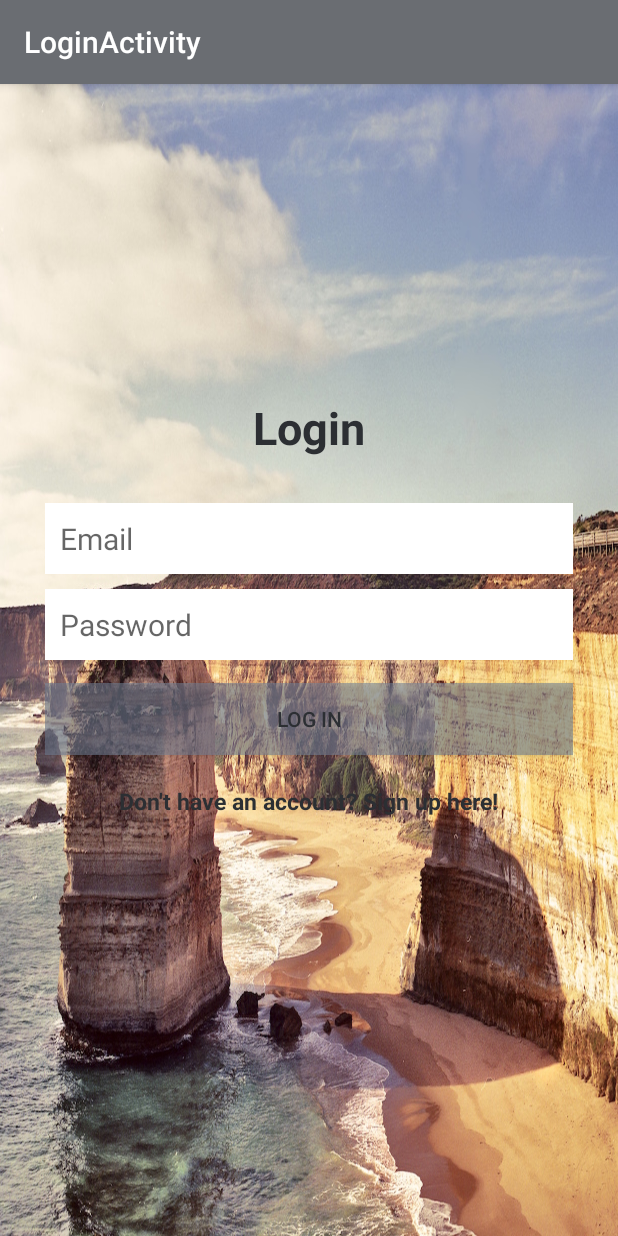
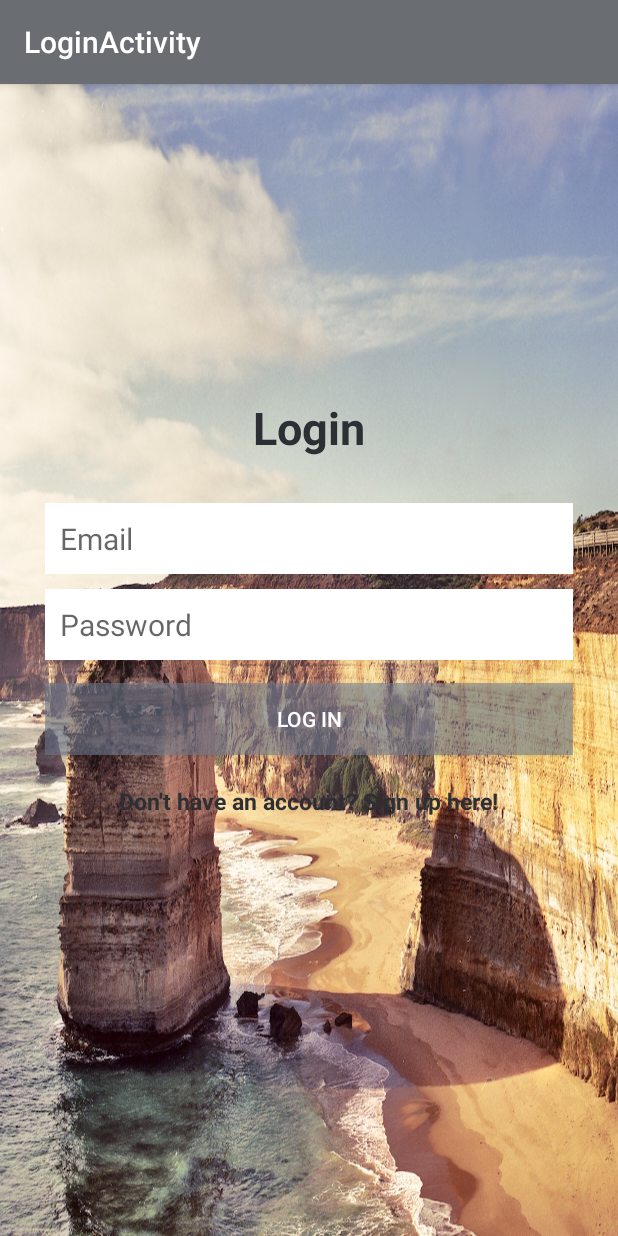
Before and after one commit to smayer0926/travelApp, an Android app: the LoginActivity screen opened directly, with no data from a screen before it, on a phone screen of 412 x 824 dp. Run offline under Robolectric (Android 15) with nearby library versions, the phone set to English and light mode, and no system bars; our stand-ins replace ButterKnife, Firebase (no records; nobody signed in at launch, a user with empty details on screens opened directly); 1 statement that could not run was skipped.

Commit message:
update login screen

```diff
--- a/app/src/main/res/layout/activity_login.xml
+++ b/app/src/main/res/layout/activity_login.xml
@@ -28,7 +28,7 @@
             android:nextFocusDown="@+id/passwordEditText"
             android:padding="10dp"
             android:layout_marginBottom="10dp"
-            android:textColor="@android:color/black"
+            android:textColor="@color/colorLight"
             android:textSize="20sp" />
 
         <EditText
@@ -40,7 +40,7 @@
             android:inputType="textPassword"
             android:nextFocusDown="@+id/passwordEditText"
             android:padding="10dp"
-            android:textColor="@android:color/black"
+            android:textColor="@color/colorLight"
             android:textSize="20sp" />
 
 
@@ -52,7 +52,7 @@
             android:text="Log in"
             android:layout_marginTop="15dp"
             android:background="#90707e93"
-            android:textColor="@color/colorPrimaryDark"/>
+            android:textColor="@color/colorLight"/>
 
         <TextView
             android:layout_width="wrap_content"
```
